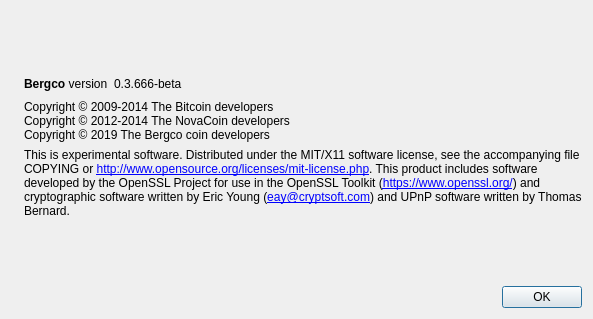
Before: the Qt Designer form src/qt/forms/aboutdialog.ui in BergCoNet/BergCo, drawn with Qt 5.
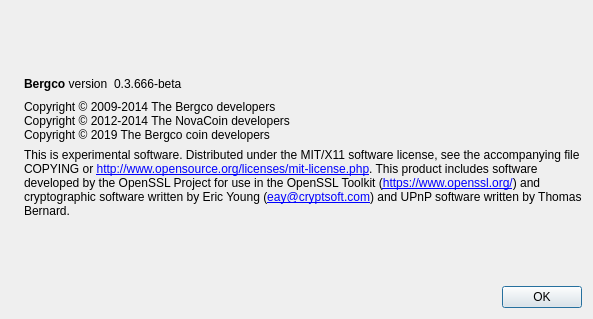
After: the same form once the commit is applied. Icons and pictures are not drawn.

Commit message:
Remove bitcoin branding
Bitcoin Branding has been removed

Patch:
```diff
--- a/src/qt/forms/aboutdialog.ui
+++ b/src/qt/forms/aboutdialog.ui
@@ -91,7 +91,7 @@
         <cursorShape>IBeamCursor</cursorShape>
        </property>
        <property name="text">
-        <string>Copyright © 2009-2014 The Bitcoin developers
+        <string>Copyright © 2009-2014 The Bergco developers
 Copyright © 2012-2014 The NovaCoin developers
 Copyright © 2019 The Bergco coin developers</string>
        </property>
```
Left out of the diff: 4 changed lines with no effect on the pictures. The commit also changes 293 other files.
